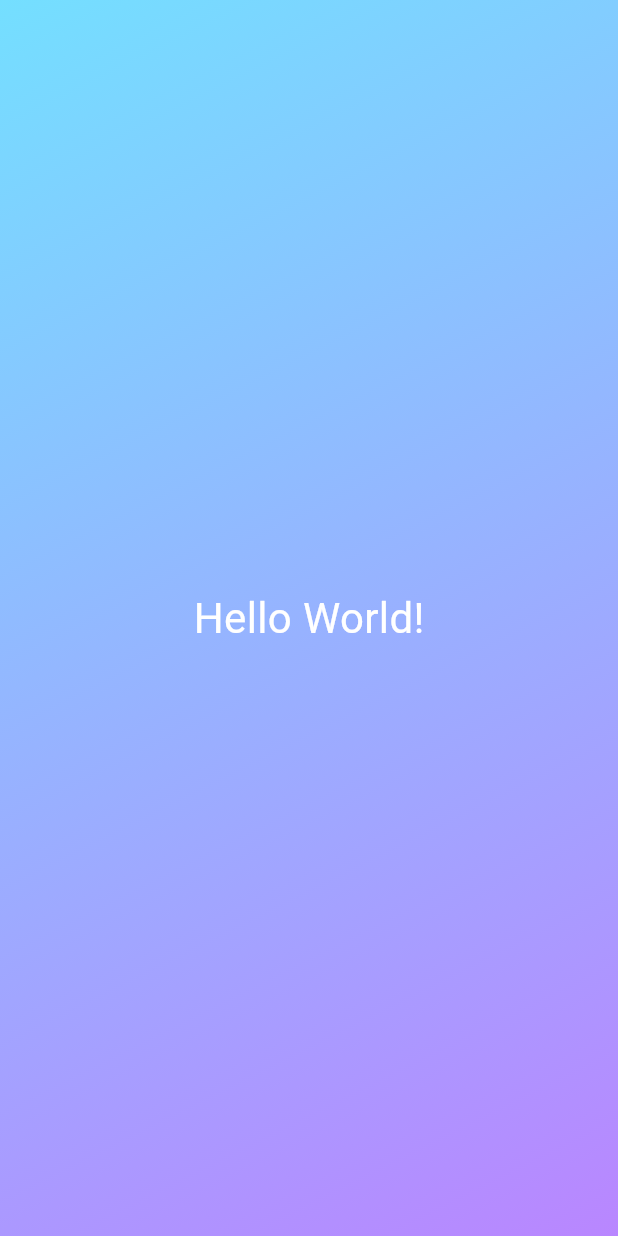
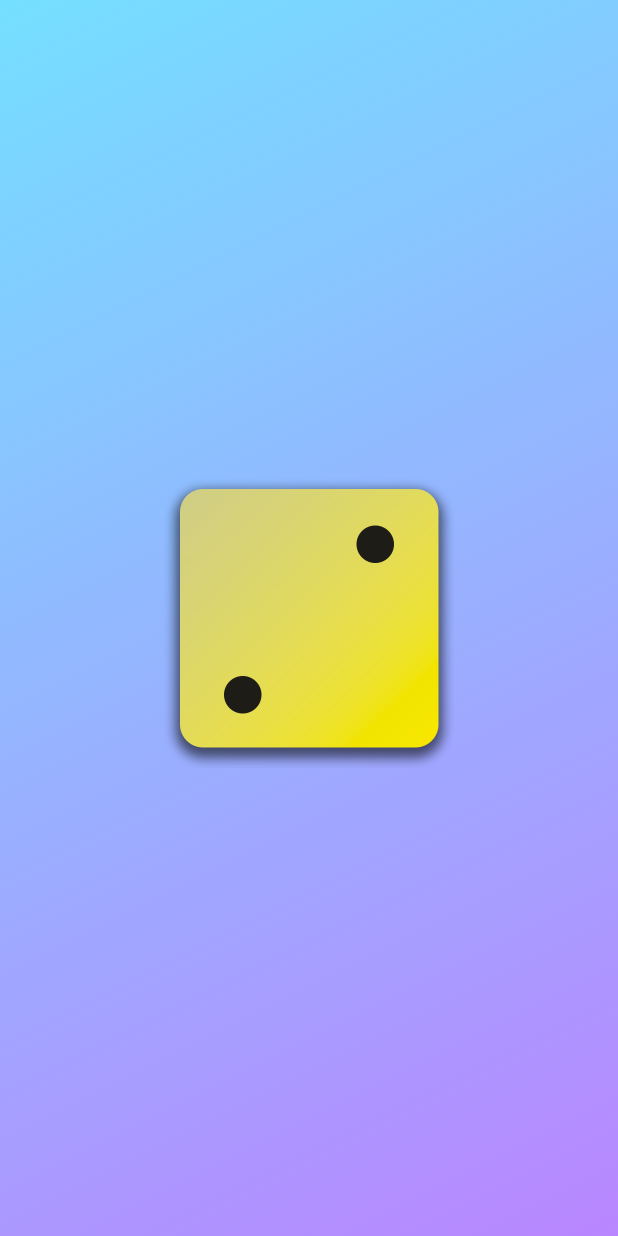
Before and after one commit to LarryF94046034/projectRollDiceApp, a Flutter app: the screen it shows after launch, on a phone screen of 412 x 824 dp. Run offline on Flutter 3.47's test engine with Material 3 defaults, Android fonts, the phone set to English and light mode, and no system bars.

Commit message:
11 Image & Multiple Constructors
圖片導入Container內child:Center:Image

```diff
--- a/lib/gradient_container.dart
+++ b/lib/gradient_container.dart
@@ -7,6 +7,10 @@ const endAlignment = Alignment.bottomRight;
 
 class GradientContainer extends StatelessWidget {
   const GradientContainer(this.color1, this.color2, {super.key});
+
+  const GradientContainer.purple({super.key})
+    : color1 = Colors.deepPurple,
+      color2 = Colors.indigo;
 
   final Color color1;
   final Color color2;
@@ -21,7 +25,7 @@ class GradientContainer extends StatelessWidget {
           end: endAlignment,
         ),
       ),
-      child: const Center(child: StyledText('Hello World!')),
+      child: Center(child: Image.asset('assets/images/dice-2.png', width: 200)),
     );
   }
 }
```
